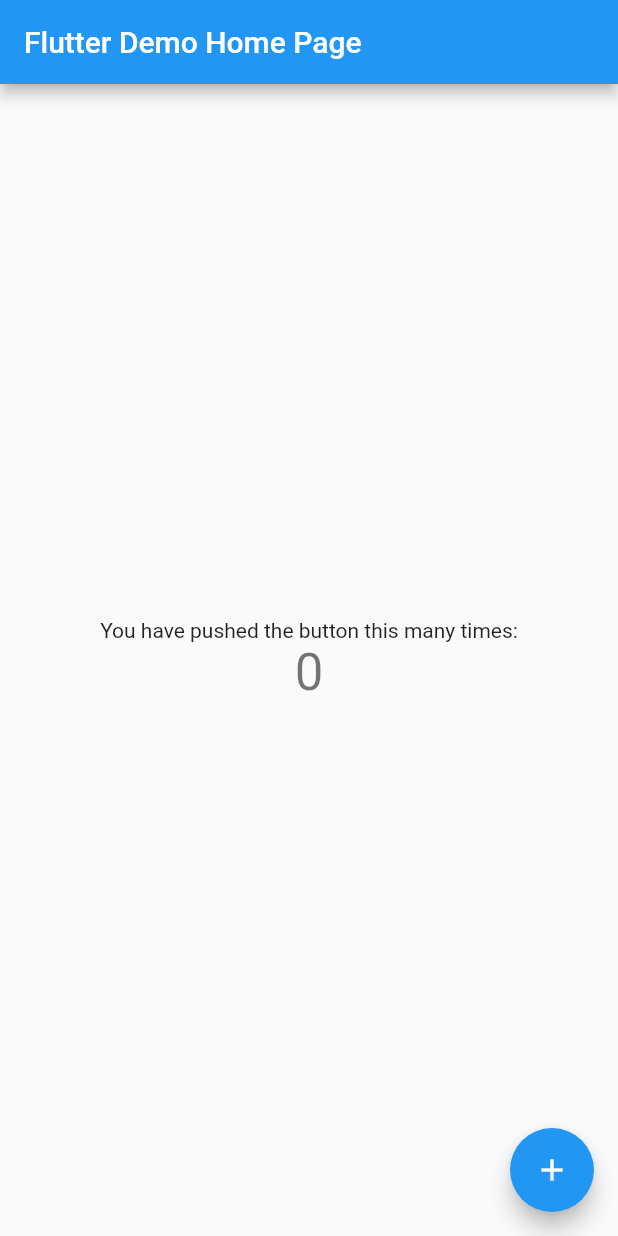
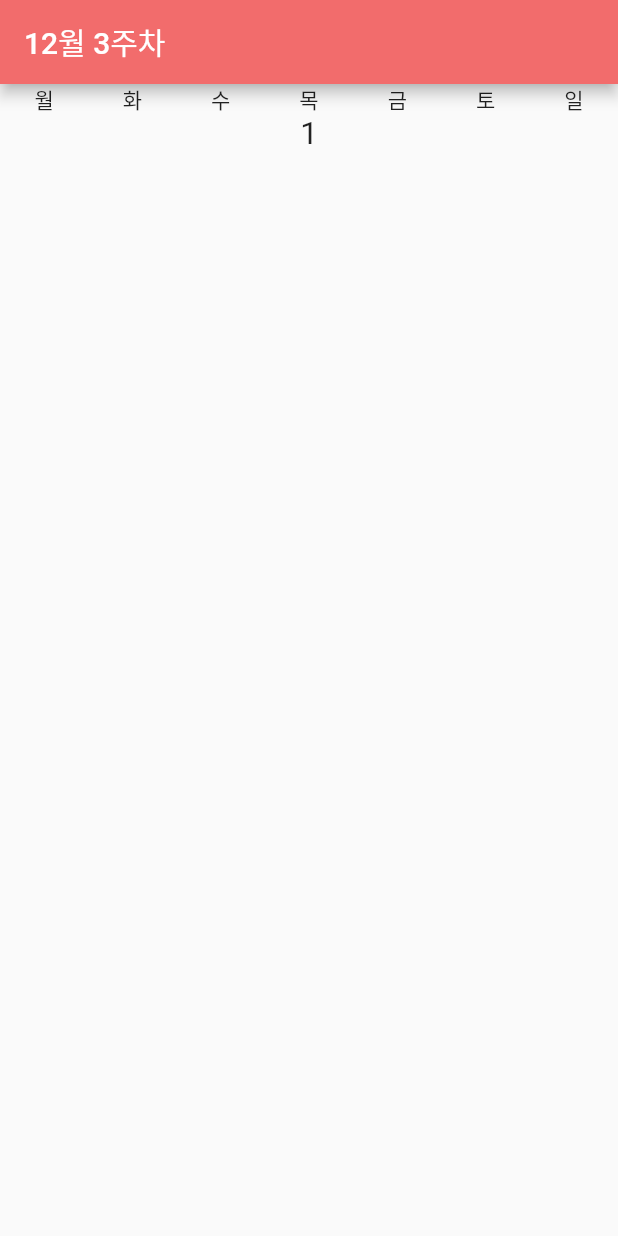
Before and after one commit to ljbee22/CodingStudy, a Flutter app: the screen it shows after launch, on a phone screen of 412 x 824 dp. Run offline on Flutter 3.47's test engine with Material 2 defaults, Android fonts, the phone set to English and light mode, and no system bars; our stand-ins replace cloud_firestore, firebase_auth, firebase_core, firebase_storage, flutter_chat_bubble, fluttertoast and 4 more; accounts and stored records are empty.

Commit message:
calender main screen

```diff
--- a/my_calender/lib/main.dart
+++ b/my_calender/lib/main.dart
@@ -1,4 +1,5 @@
 import 'package:flutter/material.dart';
+import 'package:my_calender/week_cal.dart';
 
 void main() {
   runApp(const MyApp());
@@ -7,109 +8,15 @@ void main() {
 class MyApp extends StatelessWidget {
   const MyApp({super.key});
 
-  // This widget is the root of your application.
   @override
   Widget build(BuildContext context) {
     return MaterialApp(
-      title: 'Flutter Demo',
+      debugShowCheckedModeBanner: false,
+      title: 'My_Calender',
       theme: ThemeData(
-        // This is the theme of your application.
-        //
-        // Try running your application with "flutter run". You'll see the
-        // application has a blue toolbar. Then, without quitting the app, try
-        // changing the primarySwatch below to Colors.green and then invoke
-        // "hot reload" (press "r" in the console where you ran "flutter run",
-        // or simply save your changes to "hot reload" in a Flutter IDE).
-        // Notice that the counter didn't reset back to zero; the application
-        // is not restarted.
         primarySwatch: Colors.blue,
       ),
-      home: const MyHomePage(title: 'Flutter Demo Home Page'),
+      home: WeekCal(),
     );
   }
 }
-
-class MyHomePage extends StatefulWidget {
-  const MyHomePage({super.key, required this.title});
-
-  // This widget is the home page of your application. It is stateful, meaning
-  // that it has a State object (defined below) that contains fields that affect
-  // how it looks.
-
-  // This class is the configuration for the state. It holds the values (in this
-  // case the title) provided by the parent (in this case the App widget) and
-  // used by the build method of the State. Fields in a Widget subclass are
-  // always marked "final".
-
-  final String title;
-
-  @override
-  State<MyHomePage> createState() => _MyHomePageState();
-}
-
-class _MyHomePageState extends State<MyHomePage> {
-  int _counter = 0;
-
-  void _incrementCounter() {
-    setState(() {
-      // This call to setState tells the Flutter framework that something has
-      // changed in this State, which causes it to rerun the build method below
-      // so that the display can reflect the updated values. If we changed
-      // _counter without calling setState(), then the build method would not be
-      // called again, and so nothing would appear to happen.
-      _counter++;
-    });
-  }
-
-  @override
-  Widget build(BuildContext context) {
-    // This method is rerun every time setState is called, for instance as done
-    // by the _incrementCounter method above.
-    //
-    // The Flutter framework has been optimized to make rerunning build methods
-    // fast, so that you can just rebuild anything that needs updating rather
-    // than having to individually change instances of widgets.
-    return Scaffold(
-      appBar: AppBar(
-        // Here we take the value from the MyHomePage object that was created by
-        // the App.build method, and use it to set our appbar title.
-        title: Text(widget.title),
-      ),
-      body: Center(
-        // Center is a layout widget. It takes a single child and positions it
-        // in the middle of the parent.
-        child: Column(
-          // Column is also a layout widget. It takes a list of children and
-          // arranges them vertically. By default, it sizes itself to fit its
-          // children horizontally, and tries to be as tall as its parent.
-          //
-          // Invoke "debug painting" (press "p" in the console, choose the
-          // "Toggle Debug Paint" action from the Flutter Inspector in Android
-          // Studio, or the "Toggle Debug Paint" command in Visual Studio Code)
-          // to see the wireframe for each widget.
-          //
-          // Column has various properties to control how it sizes itself and
-          // how it positions its children. Here we use mainAxisAlignment to
-          // center the children vertically; the main axis here is the vertical
-          // axis because Columns are vertical (the cross axis would be
-          // horizontal).
-          mainAxisAlignment: MainAxisAlignment.center,
-          children: <Widget>[
-            const Text(
-              'You have pushed the button this many times:',
-            ),
-            Text(
-              '$_counter',
-              style: Theme.of(context).textTheme.headline4,
-            ),
-          ],
-        ),
-      ),
-      floatingActionButton: FloatingActionButton(
-        onPressed: _incrementCounter,
-        tooltip: 'Increment',
-        child: const Icon(Icons.add),
-      ), // This trailing comma makes auto-formatting nicer for build methods.
-    );
-  }
-}
--- /dev/null
+++ b/my_calender/lib/week_cal.dart
@@ -0,0 +1,68 @@
+import 'package:flutter/material.dart';
+
+/*특정 요일을 대입 -> 그 요일이 속한 달의 첫번째 요일을 숫자로 리턴*/
+int dayCal(int year, int month, int day){
+  final firstDay = DateTime(year, month, 1);
+  var firstDayVal = firstDay.weekday;
+  int nthWeek = ((day+firstDayVal-2) ~/ 7) + 1;
+  return nthWeek;
+}
+
+var now = DateTime.now();
+var nowMonth = now.month;
+var today = dayCal(now.year, now.month, now.day);
+
+
+class WeekCal extends StatefulWidget {
+  const WeekCal({Key? key}) : super(key: key);
+
+  @override
+  State<WeekCal> createState() => _WeekCalState();
+}
+
+class _WeekCalState extends State<WeekCal> {
+  @override
+  Widget build(BuildContext context) {
+    return Scaffold(
+      appBar: AppBar(
+        backgroundColor: const Color(0xFFF26C6C),
+        title: Text(
+          "$nowMonth월 $today주차"
+        ),
+      ),
+      body: Column(
+        children: [
+          Row(
+            children: const [
+              Expanded(child: Text("월", textAlign: TextAlign.center,)),
+              Expanded(child: Text("화", textAlign: TextAlign.center,)),
+              Expanded(child: Text("수", textAlign: TextAlign.center,)),
+              Expanded(child: Text("목", textAlign: TextAlign.center,)),
+              Expanded(child: Text("금", textAlign: TextAlign.center,)),
+              Expanded(child: Text("토", textAlign: TextAlign.center,)),
+              Expanded(child: Text("일", textAlign: TextAlign.center,)),
+            ],
+          ), //요일 표시 -> 항상 고정
+          Row(
+            children: [
+              Expanded(child: Container(
+                // height: 30,
+                child: Text("1",
+                textAlign: TextAlign.center,
+                style: TextStyle(
+                  fontSize: 21,
+                ),),
+              )),
+            ],
+          ),
+          Row(),
+          Row(),
+          Row(),
+          Row(),
+          // if(week > 5)
+          Row(),
+        ],
+      ),
+    );
+  }
+}
```
